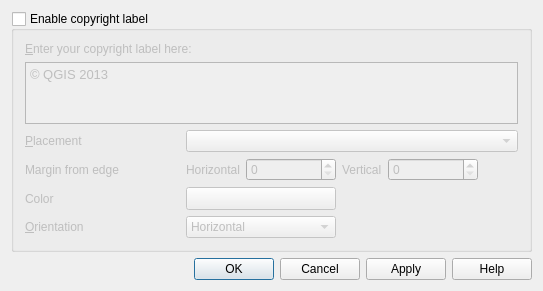
Old version of the form src/ui/qgsdecorationcopyrightdialog.ui in the repository carsmie/QGIS.
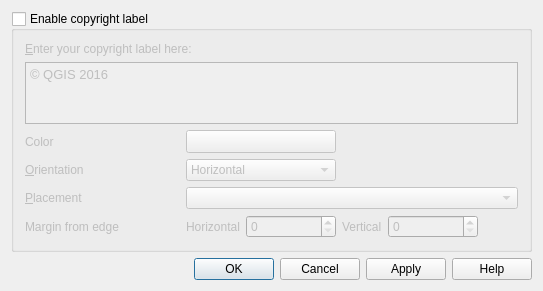
New version of the form. Icons and pictures are not drawn. Custom widgets are drawn as their Qt base class.

Commit message:
Standardize map canvas decorations items dialog
Modify "Location" label by "Placement" in scale Bar Decoration
Reorder options of Scale Bar and Copyright decorations dialog in order to set "Placement" options after item's design properties

Diff of the .ui file:
```diff
--- a/src/ui/qgsdecorationcopyrightdialog.ui
+++ b/src/ui/qgsdecorationcopyrightdialog.ui
@@ -46,55 +46,74 @@
         </property>
        </widget>
       </item>
-      <item row="3" column="0">
-       <widget class="QLabel" name="lblMargin">
-        <property name="minimumSize">
-         <size>
-          <width>155</width>
-          <height>0</height>
-         </size>
-        </property>
-        <property name="text">
-         <string>Margin from edge</string>
-        </property>
-       </widget>
+      <item row="6" column="1" colspan="2">
+       <layout class="QHBoxLayout" name="horizontalLayout_2">
+        <item>
+         <widget class="QLabel" name="textLabel1_4">
+          <property name="text">
+           <string>Horizontal</string>
+          </property>
+         </widget>
+        </item>
+        <item>
+         <widget class="QgsSpinBox" name="spnHorizontal">
+          <property name="minimumSize">
+           <size>
+            <width>90</width>
+            <height>0</height>
+           </size>
+          </property>
+          <property name="maximumSize">
+           <size>
+            <width>16777215</width>
+            <height>16777215</height>
+           </size>
+          </property>
+          <property name="minimum">
+           <number>0</number>
+          </property>
+          <property name="maximum">
+           <number>100</number>
+          </property>
+         </widget>
+        </item>
+        <item>
+         <widget class="QLabel" name="textLabel1_5">
+          <property name="text">
+           <string>Vertical</string>
+          </property>
+         </widget>
+        </item>
+        <item>
+         <widget class="QgsSpinBox" name="spnVertical">
+          <property name="minimumSize">
+           <size>
+            <width>90</width>
+            <height>0</height>
+           </size>
+          </property>
+          <property name="maximumSize">
+           <size>
+            <width>16777215</width>
+            <height>16777215</height>
+           </size>
+          </property>
+          <property name="maximum">
+           <number>100</number>
+          </property>
+         </widget>
+        </item>
+        <item>
+         <widget class="QgsUnitSelectionWidget" name="wgtUnitSelection" native="true">
+          <property name="focusPolicy">
+           <enum>Qt::StrongFocus</enum>
+          </property>
+         </widget>
+        </item>
+       </layout>
       </item>
       <item row="5" column="1" colspan="2">
-       <layout class="QHBoxLayout" name="horizontalLayout_3">
-        <item>
-         <widget class="QComboBox" name="cboOrientation">
-          <property name="minimumSize">
-           <size>
-            <width>150</width>
-            <height>0</height>
-           </size>
-          </property>
-          <item>
-           <property name="text">
-            <string>Horizontal</string>
-           </property>
-          </item>
-          <item>
-           <property name="text">
-            <string>Vertical</string>
-           </property>
-          </item>
-         </widget>
-        </item>
-        <item>
-         <spacer name="horizontalSpacer_2">
-          <property name="orientation">
-           <enum>Qt::Horizontal</enum>
-          </property>
-          <property name="sizeHint" stdset="0">
-           <size>
-            <width>40</width>
-            <height>20</height>
-           </size>
-          </property>
-         </spacer>
-        </item>
-       </layout>
+       <widget class="QComboBox" name="cboPlacement"/>
       </item>
       <item row="1" column="0" colspan="3">
        <widget class="QTextEdit" name="txtCopyrightText">
@@ -103,11 +122,53 @@
 &lt;html&gt;&lt;head&gt;&lt;meta name=&quot;qrichtext&quot; content=&quot;1&quot; /&gt;&lt;style type=&quot;text/css&quot;&gt;
 p, li { white-space: pre-wrap; }
 &lt;/style&gt;&lt;/head&gt;&lt;body style=&quot; font-family:'Ubuntu'; font-size:11pt; font-weight:400; font-style:normal;&quot;&gt;
-&lt;p style=&quot; margin-top:0px; margin-bottom:0px; margin-left:0px; margin-right:0px; -qt-block-indent:0; text-indent:0px;&quot;&gt;&lt;span style=&quot; font-family:'Verdana'; font-size:10pt;&quot;&gt;© QGIS 2013&lt;/span&gt;&lt;/p&gt;&lt;/body&gt;&lt;/html&gt;</string>
+&lt;p style=&quot; margin-top:0px; margin-bottom:0px; margin-left:0px; margin-right:0px; -qt-block-indent:0; text-indent:0px;&quot;&gt;&lt;span style=&quot; font-family:'Verdana'; font-size:10pt;&quot;&gt;© QGIS 2016&lt;/span&gt;&lt;/p&gt;&lt;/body&gt;&lt;/html&gt;</string>
         </property>
        </widget>
       </item>
       <item row="5" column="0">
+       <widget class="QLabel" name="textLabel16">
+        <property name="maximumSize">
+         <size>
+          <width>100</width>
+          <height>16777215</height>
+         </size>
+        </property>
+        <property name="text">
+         <string>&amp;Placement</string>
+        </property>
+        <property name="buddy">
+         <cstring>cboPlacement</cstring>
+        </property>
+       </widget>
+      </item>
+      <item row="6" column="0">
+       <widget class="QLabel" name="lblMargin">
+        <property name="minimumSize">
+         <size>
+          <width>155</width>
+          <height>0</height>
+         </size>
+        </property>
+        <property name="text">
+         <string>Margin from edge</string>
+        </property>
+       </widget>
+      </item>
+      <item row="3" column="0">
+       <widget class="QLabel" name="label">
+        <property name="maximumSize">
+         <size>
+          <width>100</width>
+          <height>16777215</height>
+         </size>
+        </property>
+        <property name="text">
+         <string>Color</string>
+        </property>
+       </widget>
+      </item>
+      <item row="4" column="0">
        <widget class="QLabel" name="textLabel15">
         <property name="maximumSize">
          <size>
@@ -123,7 +184,7 @@
         </property>
        </widget>
       </item>
-      <item row="4" column="1" colspan="2">
+      <item row="3" column="1" colspan="2">
        <layout class="QHBoxLayout" name="horizontalLayout">
         <item>
          <widget class="QgsColorButtonV2" name="pbnColorChooser">
@@ -159,104 +220,43 @@
         </item>
        </layout>
       </item>
-      <item row="3" column="1" colspan="2">
-       <layout class="QHBoxLayout" name="horizontalLayout_2">
+      <item row="4" column="1" colspan="2">
+       <layout class="QHBoxLayout" name="horizontalLayout_3">
         <item>
-         <widget class="QLabel" name="textLabel1_4">
-          <property name="text">
-           <string>Horizontal</string>
-          </property>
-         </widget>
-        </item>
-        <item>
-         <widget class="QgsSpinBox" name="spnHorizontal">
+         <widget class="QComboBox" name="cboOrientation">
           <property name="minimumSize">
            <size>
-            <width>90</width>
+            <width>150</width>
             <height>0</height>
            </size>
           </property>
-          <property name="maximumSize">
-           <size>
-            <width>16777215</width>
-            <height>16777215</height>
-           </size>
-          </property>
-          <property name="minimum">
-           <number>0</number>
-          </property>
-          <property name="maximum">
-           <number>100</number>
-          </property>
+          <item>
+           <property name="text">
+            <string>Horizontal</string>
+           </property>
+          </item>
+          <item>
+           <property name="text">
+            <string>Vertical</string>
+           </property>
+          </item>
          </widget>
         </item>
         <item>
-         <widget class="QLabel" name="textLabel1_5">
-          <property name="text">
-           <string>Vertical</string>
+         <spacer name="horizontalSpacer_2">
+          <property name="orientation">
+           <enum>Qt::Horizontal</enum>
           </property>
-         </widget>
-        </item>
-        <item>
-         <widget class="QgsSpinBox" name="spnVertical">
-          <property name="minimumSize">
+          <property name="sizeHint" stdset="0">
            <size>
-            <width>90</width>
-            <height>0</height>
+            <width>40</width>
+            <height>20</height>
            </size>
           </property>
-          <property name="maximumSize">
-           <size>
-            <width>16777215</width>
-            <height>16777215</height>
-           </size>
-          </property>
-          <property name="maximum">
-           <number>100</number>
-          </property>
-         </widget>
-        </item>
-        <item>
-         <widget class="QgsUnitSelectionWidget" name="wgtUnitSelection" native="true">
-          <property name="focusPolicy">
-           <enum>Qt::StrongFocus</enum>
-          </property>
-         </widget>
+         </spacer>
         </item>
        </layout>
       </item>
-      <item row="2" column="1" colspan="2">
-       <widget class="QComboBox" name="cboPlacement"/>
-      </item>
-      <item row="4" column="0">
-       <widget class="QLabel" name="label">
-        <property name="maximumSize">
-         <size>
-          <width>100</width>
-          <height>16777215</height>
-         </size>
-        </property>
-        <property name="text">
-         <string>Color</string>
-        </property>
-       </widget>
-      </item>
-      <item row="2" column="0">
-       <widget class="QLabel" name="textLabel16">
-        <property name="maximumSize">
-         <size>
-          <width>100</width>
-          <height>16777215</height>
-         </size>
-        </property>
-        <property name="text">
-         <string>&amp;Placement</string>
-        </property>
-        <property name="buddy">
-         <cstring>cboPlacement</cstring>
-        </property>
-       </widget>
-      </item>
      </layout>
     </widget>
    </item>
```
Left out of the diff: 28 changed lines with no effect on the pictures. The commit also changes 1 other file.
